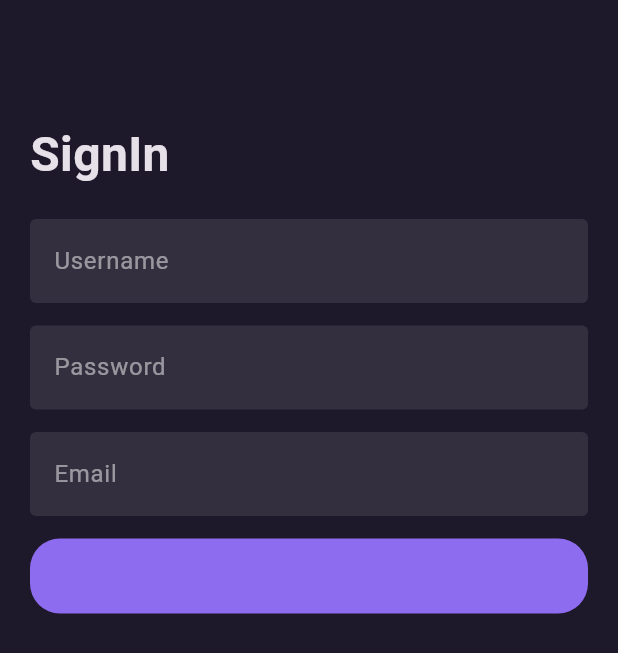
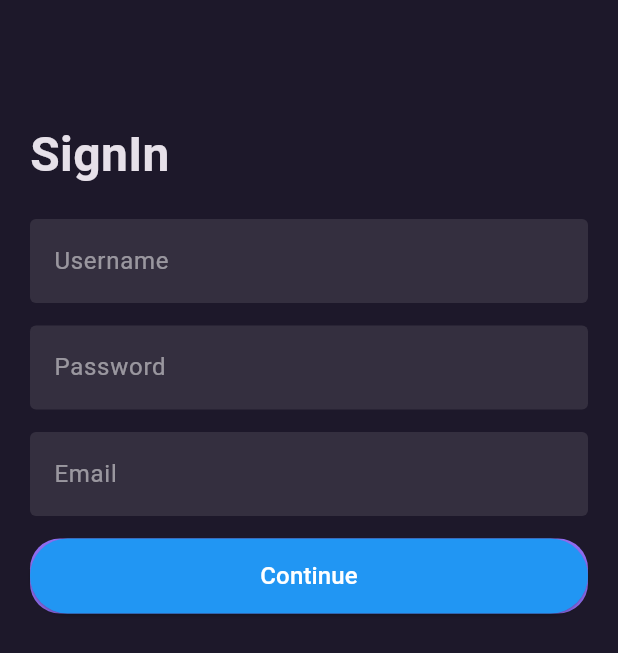
Before and after one commit to xMiuoshh/utrzymanie-ruchu-app, a Flutter app: the screen it shows after launch, on a phone screen of 412 x 824 dp. Shown: the top 653 px of the screen. Run offline on Flutter 3.47's test engine with Material 3 defaults, Android fonts, the light colour scheme and no system bars; Roboto replaces fonts that are missing (Circular Std, Circular std).

Commit message:
elevated button

```diff
--- a/lib/core/themes/colors.dart
+++ b/lib/core/themes/colors.dart
@@ -6,4 +6,5 @@ class AppColors {
   static const Color bgDark1 = Color.fromRGBO(29, 24, 42, 1);
   static const Color bgDark2 = Color.fromRGBO(52, 47, 63, 1);
   static const Color white50 = Color.fromRGBO(255, 255, 255, 0.5);
+  static const Color white100 = Color.fromRGBO(255, 255, 255, 1);
 }
--- a/lib/core/themes/text_styles.dart
+++ b/lib/core/themes/text_styles.dart
@@ -1,4 +1,5 @@
 import 'package:flutter/widgets.dart';
+import 'package:utrzymanie_ruchu_app/core/themes/colors.dart';
 
 class AppTextStyle {
   static const h1Text = TextStyle(
@@ -6,4 +7,10 @@ class AppTextStyle {
     fontSize: 32,
     fontWeight: FontWeight.bold
   );
+  static const buttonText = TextStyle(
+    fontFamily: 'Circular std',
+    fontSize: 16.0,
+    fontWeight: FontWeight.w500,
+    color: AppColors.white100
+  );
 }
--- a/lib/features/login_page/clean_architecture/presentation/widgets/auth_confirm_button.dart
+++ b/lib/features/login_page/clean_architecture/presentation/widgets/auth_confirm_button.dart
@@ -1,19 +1,35 @@
 import 'package:flutter/material.dart';
 import 'package:utrzymanie_ruchu_app/core/themes/colors.dart';
+import 'package:utrzymanie_ruchu_app/core/themes/text_styles.dart';
 
 class AuthConfirmButton extends StatelessWidget{
   const AuthConfirmButton({super.key});
-
   @override
   Widget build(BuildContext context) {
     return Container(
       width: MediaQuery.of(context).size.width,
       height: 50,
       decoration: BoxDecoration(
+
         color: AppColors.primary,
         borderRadius: BorderRadiusDirectional.all(Radius.circular(20))
 
       ),
-    );
+      child: ElevatedButton(onPressed: () {
+
+      },
+      child:  Text(
+        style: AppTextStyle.buttonText,
+        'Continue'),
+      style: ButtonStyle(
+        backgroundColor: MaterialStateProperty.resolveWith<Color?>((states) {
+          if (states.contains(MaterialState.pressed)) {
+            return Colors.red;
+          }else return Colors.blue;
+        },
+
+
+     ),
+    )));
   }
 }
--- a/lib/features/login_page/clean_architecture/presentation/widgets/start_screen.dart
+++ b/lib/features/login_page/clean_architecture/presentation/widgets/start_screen.dart
@@ -2,7 +2,7 @@ import 'package:flutter/material.dart';
 import 'package:utrzymanie_ruchu_app/core/themes/margins.dart';
 import 'package:utrzymanie_ruchu_app/core/themes/text_styles.dart';
 import 'package:utrzymanie_ruchu_app/features/login_page/clean_architecture/presentation/widgets/auth_confirm_button.dart';
-import 'package:utrzymanie_ruchu_app/features/login_page/clean_architecture/presentation/widgets/auth_field.dart';
+import 'package:utrzymanie_ruchu_app/features/login_page/clean_architecture/presentation/widgets/auth_input_text.dart';
 
 class SignInScreen extends StatefulWidget{
 
```
Also changed, not shown: lib/features/login_page/clean_architecture/presentation/widgets/auth_input_text.dart (renamed from lib/features/login_page/clean_architecture/presentation/widgets/auth_field.dart).
